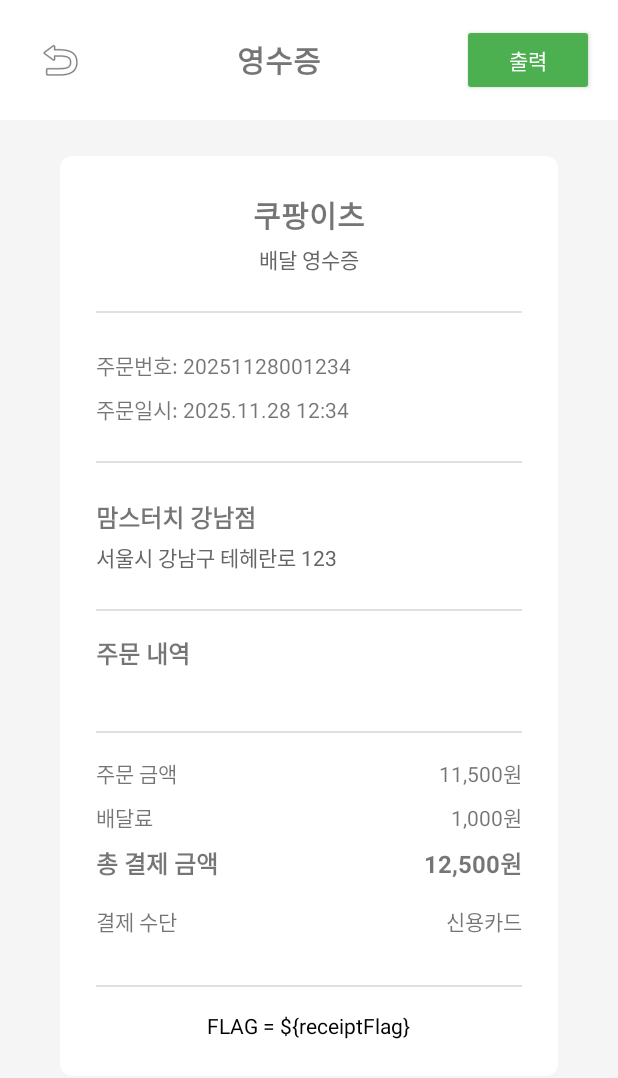
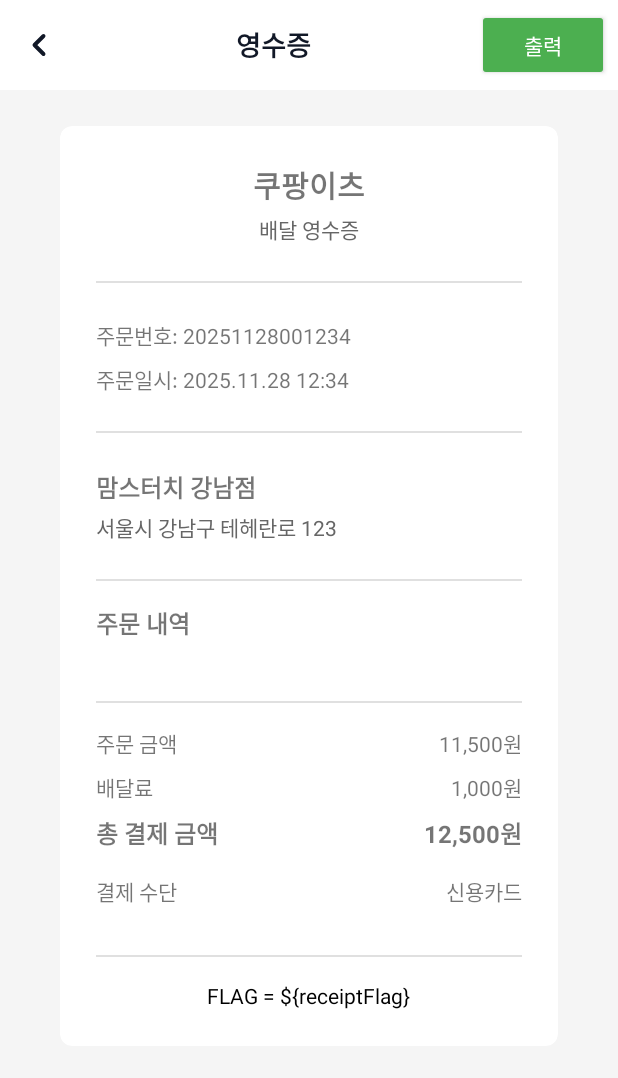
Before and after one commit to Ranunculus2165/mobile, an Android app: the ReceiptActivity screen opened directly, with no data from a screen before it, on a phone screen of 412 x 824 dp. Shown: the top 1078 px of the screen. Run offline under Robolectric (Android 15) with nearby library versions, the phone set to English and light mode, and no system bars; 1 statement that could not run was skipped.

Commit message:
[UPDATE] 영업상태 배치 복원 및 뒤로가기 버튼 위치 조정

```diff
--- a/mobile/app/src/main/res/layout/activity_receipt.xml
+++ b/mobile/app/src/main/res/layout/activity_receipt.xml
@@ -11,29 +11,33 @@
         android:layout_width="0dp"
         android:layout_height="wrap_content"
         android:orientation="horizontal"
-        android:padding="16dp"
         android:background="#FFFFFF"
         android:gravity="center_vertical"
+        android:paddingHorizontal="6dp"
+        android:paddingTop="6dp"
+        android:paddingBottom="6dp"
         app:layout_constraintTop_toTopOf="parent"
         app:layout_constraintStart_toStartOf="parent"
         app:layout_constraintEnd_toEndOf="parent">
 
         <ImageButton
             android:id="@+id/btnBack"
-            android:layout_width="48dp"
-            android:layout_height="48dp"
-            android:src="@android:drawable/ic_menu_revert"
+            android:layout_width="40dp"
+            android:layout_height="40dp"
+            android:src="@drawable/ic_arrow_back_24"
             android:background="?attr/selectableItemBackgroundBorderless"
             android:contentDescription="뒤로 가기"
-            android:padding="12dp" />
+            android:padding="8dp"
+            android:tint="#111827" />
 
         <TextView
             android:id="@+id/tvTitle"
             android:layout_width="0dp"
             android:layout_height="wrap_content"
             android:text="영수증"
-            android:textSize="20sp"
+            android:textSize="18sp"
             android:textStyle="bold"
+            android:textColor="#111827"
             android:layout_weight="1"
             android:gravity="center" />
 
```
Also changed, not shown: mobile/app/src/main/java/com/example/mobile/ui/storelist/StoreListAdapter.kt (+20 -0 lines), mobile/app/src/main/res/layout/activity_create_support_ticket.xml (+10 -6 lines), mobile/app/src/main/res/layout/activity_order_history.xml (+10 -6 lines), mobile/app/src/main/res/layout/activity_support_ticket_detail.xml (+10 -6 lines), mobile/app/src/main/res/layout/activity_support_ticket_list.xml (+10 -6 lines), mobile/app/src/main/res/layout/item_store.xml (+13 -0 lines).
